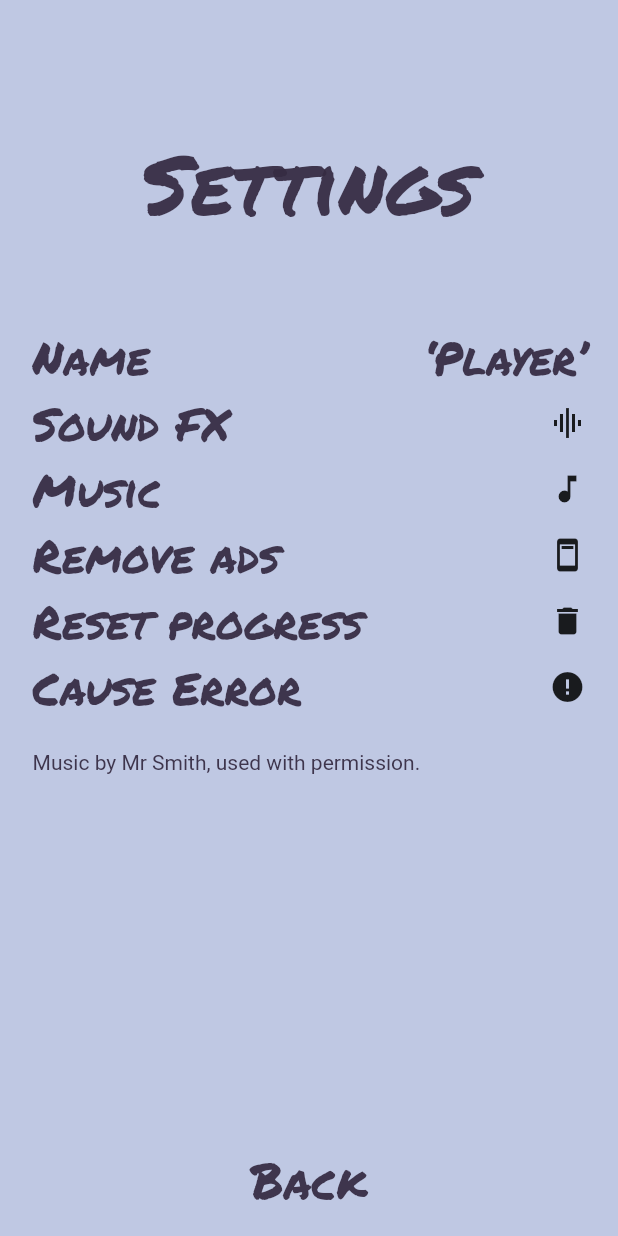
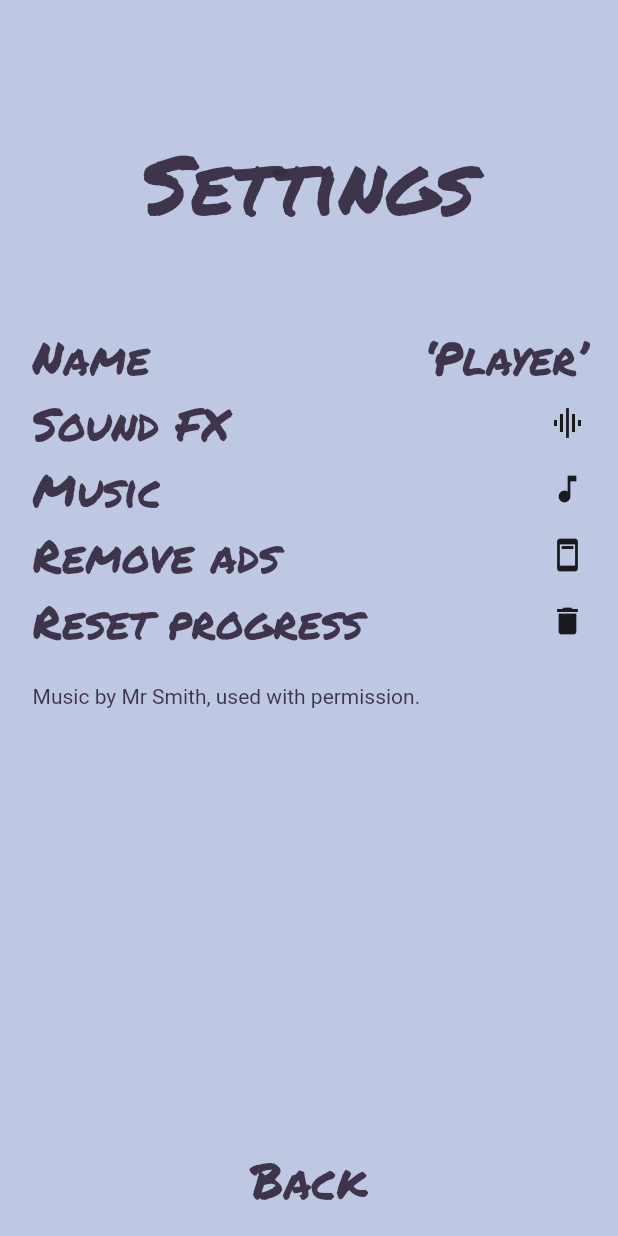
Before and after one commit to filiph/tictactoe, a Flutter app: the screen it shows after launch, after a tap on "Settings", on a phone screen of 412 x 824 dp. Run offline on Flutter 3.47's test engine with Material 2 defaults, Android fonts, the phone set to English and light mode, and no system bars; our stand-ins replace audioplayers, firebase_core, firebase_crashlytics, go_router, google_mobile_ads, in_app_purchase and 1 more; missing offline and left inert: games_services; accounts and stored records are empty.

Commit message:
Remove “cause error” testing function

```diff
--- a/lib/src/settings/settings_screen.dart
+++ b/lib/src/settings/settings_screen.dart
@@ -93,23 +93,6 @@ class SettingsScreen extends StatelessWidget {
                 );
               },
             ),
-            // TODO: remove this before production
-            _SettingsLine(
-              'Cause Error',
-              const Icon(Icons.error),
-              onSelected: () {
-                final messenger = ScaffoldMessenger.of(context);
-                messenger.clearSnackBars();
-                messenger.showSnackBar(
-                  const SnackBar(
-                      content:
-                          Text('Throwing an error which is going to be sent '
-                              'to Crashlytics')),
-                );
-
-                throw StateError('Oh no! A test error.');
-              },
-            ),
             const Padding(
               padding: EdgeInsets.symmetric(vertical: 20, horizontal: 8),
               child: Text('Music by Mr Smith, used with permission.'),
```
